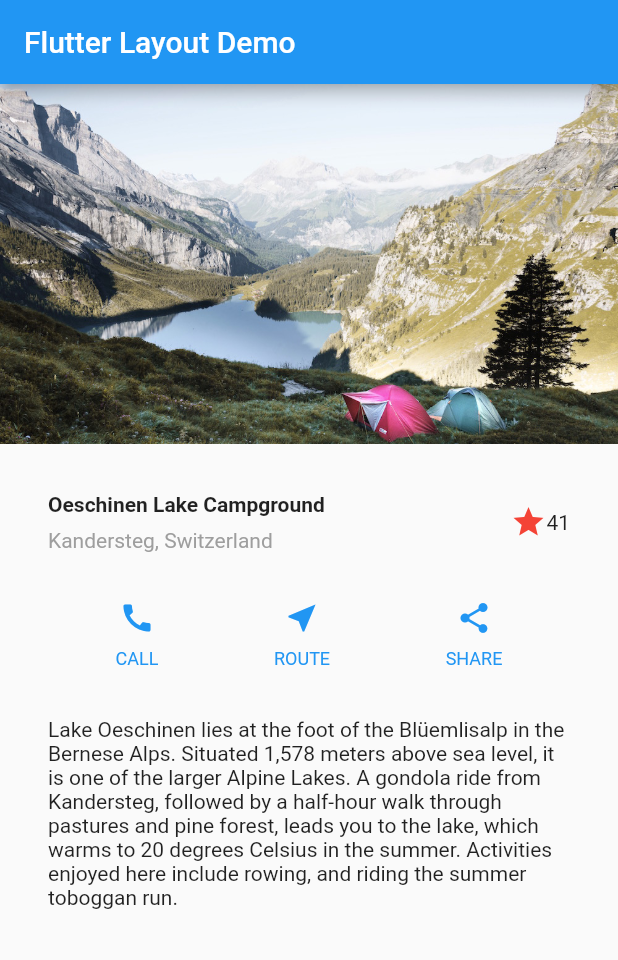
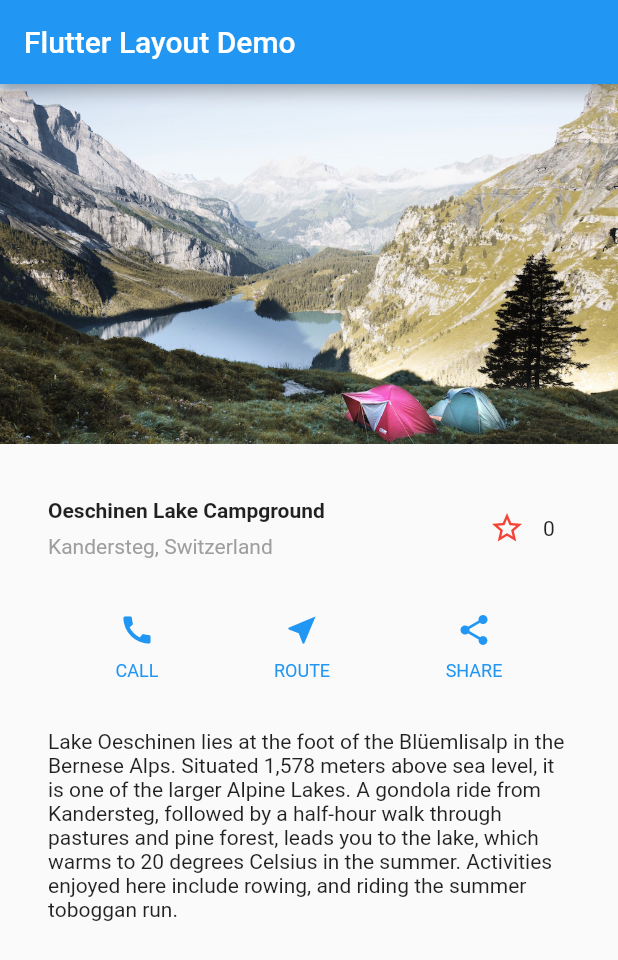
Before and after one commit to plicca/flutter-academy, a Flutter app: the screen it shows after launch, on a phone screen of 412 x 824 dp. Shown: the top 960 px of the screen. Run offline on Flutter 3.47's test engine with Material 2 defaults, Android fonts, the phone set to English and light mode, and no system bars.

Commit message:
Added interactivity in the favourite button

```diff
--- a/lib/main.dart
+++ b/lib/main.dart
@@ -34,11 +34,7 @@
             ),
           ),
           /*3*/
-          Icon(
-            Icons.star,
-            color: Colors.red[500],
-          ),
-          Text('41'),
+          FavoriteWidget(),
         ],
       ),
     );
@@ -113,3 +109,48 @@
     );
   }
 }
+
+class FavoriteWidget extends StatefulWidget {
+  @override
+  _FavoriteWidgetState createState() => _FavoriteWidgetState();
+}
+
+class _FavoriteWidgetState extends State<FavoriteWidget> {
+  bool _isFavorited = false;
+  int _favoriteCount = 0;
+
+  void _toggleFavorite() {
+    setState(() {
+      if (_isFavorited) {
+        _favoriteCount -= 1;
+        _isFavorited = false;
+      } else {
+        _favoriteCount += 1;
+        _isFavorited = true;
+      }
+    });
+  }
+
+  @override
+  Widget build(BuildContext context) {
+    return Row(
+      mainAxisSize: MainAxisSize.min,
+      children: [
+        Container(
+          padding: EdgeInsets.all(0.0),
+          child: IconButton(
+            icon: (_isFavorited ? Icon(Icons.star) : Icon(Icons.star_border)),
+            color: Colors.red[500],
+            onPressed: _toggleFavorite,
+          ),
+        ),
+        SizedBox(
+          width: 18.0,
+          child: Container(
+            child: Text('$_favoriteCount'),
+          ),
+        ),
+      ],
+    );
+  }
+}
```
